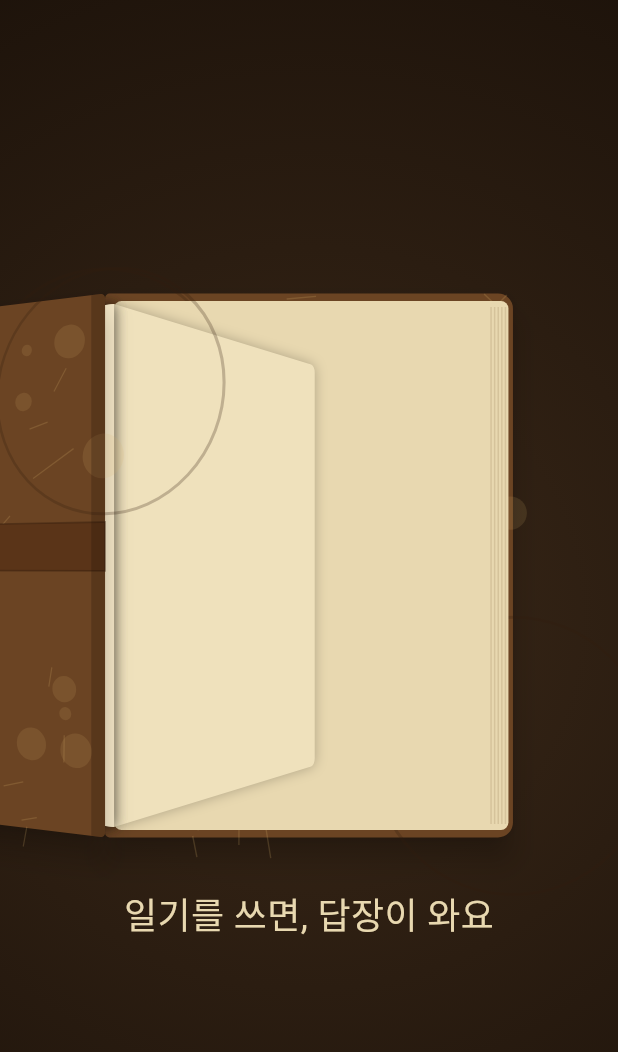
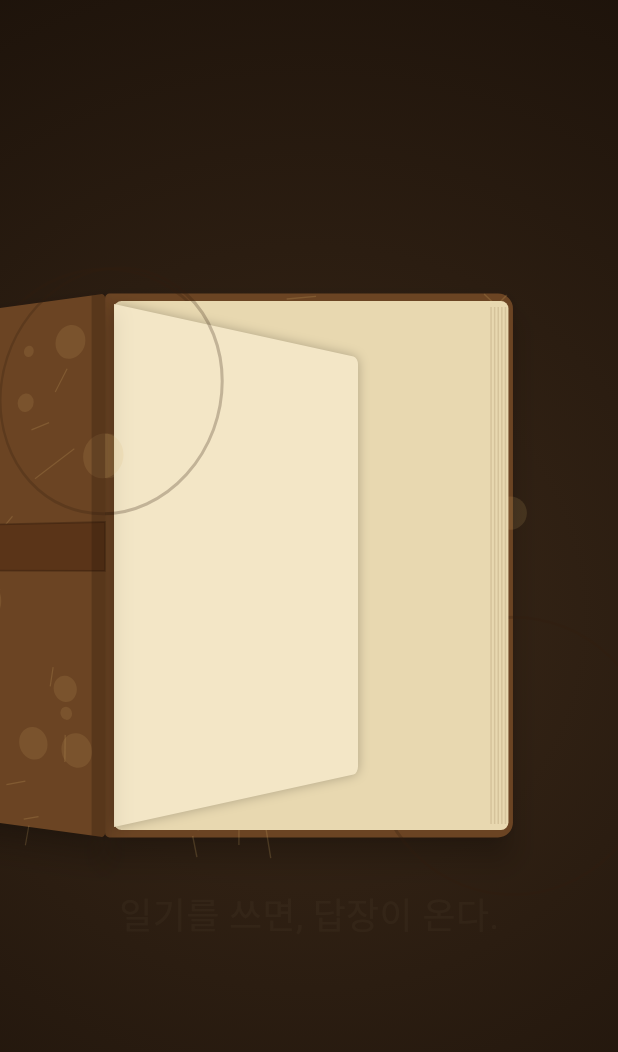
Before and after one commit to half1126-byte/secret-diary, a Flutter app: the BookIntro widget shown alone on an empty page, opened directly with empty values, on a phone screen of 412 x 824 dp. Shown: the top 1052 px of the screen. Run offline on Flutter 3.47's test engine with Material 3 defaults, Android fonts, the phone set to English and light mode, and no system bars; our stand-ins replace drift, drift_flutter, flutter_riverpod, google_fonts, shared_preferences; missing offline and left inert: google_mlkit_digital_ink_recognition, perfect_freehand; accounts and stored records are empty; generated files the repository leaves out were written again.

Commit message:
Re 브랜드 컨셉안 반영
- 답장 원칙 5조를 시스템 프롬프트에 정면 반영:
  먼저 이해 → 판단 금지 → 편지형 5~10줄 → 마지막에 질문 하나 →
  과거 기록 연결. 금지/지향 말투 예시 포함
- 인트로: 검은 화면 위 '모든 일기에는 답장이 필요한 순간이 있다.'
  → 책 등장 → 표지 열림 → 촤라락 → '일기를 쓰면, 답장이 온다.'
- 오늘의 질문: 빈 페이지에 날짜별로 돌아가는 질문 7종
  (메모/아이디어 모드는 전용 문구)
- 연출 문구: '당신의 문장을 읽고 있어요…' / '답장을 쓰고 있어요'
- 답장 유형 추가: 미래의 나, 어릴 적 나 (총 9종)
- 홈 카피: '일기를 쓰면, 답장이 온다' + 서브카피, CTA '오늘의 페이지 열기'

Co-Authored-By: Claude Fable 5 <noreply@anthropic.com>
Claude-Session: https://claude.ai/code/session_0194TzyG22c4p6q6Jyxt5LrX

```diff
--- a/lib/core/widgets/book_intro.dart
+++ b/lib/core/widgets/book_intro.dart
@@ -21,7 +21,7 @@ class _BookIntroState extends State<BookIntro>
     with SingleTickerProviderStateMixin {
   late final AnimationController _controller = AnimationController(
     vsync: this,
-    duration: const Duration(milliseconds: 2800),
+    duration: const Duration(milliseconds: 3600),
   )
     ..addStatusListener((status) {
       if (status == AnimationStatus.completed) widget.onFinished();
@@ -49,9 +49,12 @@ class _BookIntroState extends State<BookIntro>
       animation: _controller,
       builder: (context, _) {
         final t = _controller.value;
-        final fade = 1 - _seg(t, 0.86, 1.0, Curves.easeIn);
-        final settle = _seg(t, 0.0, 0.14, Curves.easeOutBack);
-        final coverOpen = _seg(t, 0.12, 0.42);
+        final fade = 1 - _seg(t, 0.88, 1.0, Curves.easeIn);
+        // 검은 화면 위 도입 문장 → 사라지면 책이 나타난다.
+        final prologue =
+            _seg(t, 0.02, 0.10) * (1 - _seg(t, 0.20, 0.28));
+        final settle = _seg(t, 0.22, 0.34, Curves.easeOutBack);
+        final coverOpen = _seg(t, 0.32, 0.55);
 
         final size = MediaQuery.sizeOf(context);
         final bookW = min(size.width * 0.66, 300.0);
@@ -72,11 +75,35 @@ class _BookIntroState extends State<BookIntro>
                   ),
                 ),
                 alignment: Alignment.center,
-                child: Column(
+                child: Stack(
+                  alignment: Alignment.center,
+                  children: [
+                    // 도입 문장 — 검은 화면 위에 홀로.
+                    Opacity(
+                      opacity: prologue,
+                      child: Padding(
+                        padding: const EdgeInsets.symmetric(horizontal: 40),
+                        child: Text(
+                          '모든 일기에는\n답장이 필요한 순간이 있다.',
+                          textAlign: TextAlign.center,
+                          style: ScriptFonts.styleFor(
+                            'ko',
+                            base: const TextStyle(
+                              fontSize: 26,
+                              color: Color(0xFFE8D8B0),
+                              height: 1.6,
+                            ),
+                          ),
+                        ),
+                      ),
+                    ),
+                    Opacity(
+                      opacity: settle.clamp(0.0, 1.0),
+                      child: Column(
                   mainAxisAlignment: MainAxisAlignment.center,
                   children: [
                     Transform.scale(
-                  scale: 0.85 + settle * 0.15 + _seg(t, 0.86, 1.0) * 0.25,
+                  scale: 0.85 + settle * 0.15 + _seg(t, 0.88, 1.0) * 0.25,
                   child: SizedBox(
                     width: bookW,
                     height: bookH,
@@ -102,7 +129,7 @@ class _BookIntroState extends State<BookIntro>
                                 ? Palette.cream
                                 : const Color(0xFFEFE1BC),
                             openT: _seg(
-                                t, 0.34 + i * 0.09, 0.52 + i * 0.09),
+                                t, 0.48 + i * 0.07, 0.62 + i * 0.07),
                           ),
                         // 앞표지.
                         Transform(
@@ -117,9 +144,9 @@ class _BookIntroState extends State<BookIntro>
                     const SizedBox(height: 34),
                     // 카피 — 표지가 열리면 은은하게 떠오른다.
                     Opacity(
-                      opacity: _seg(t, 0.30, 0.55) * fade,
+                      opacity: _seg(t, 0.50, 0.72) * fade,
                       child: Text(
-                        '일기를 쓰면, 답장이 와요',
+                        '일기를 쓰면, 답장이 온다.',
                         style: ScriptFonts.styleFor(
                           'ko',
                           base: const TextStyle(
@@ -128,6 +155,9 @@ class _BookIntroState extends State<BookIntro>
                           ),
                         ),
                       ),
+                    ),
+                  ],
+                ),
                     ),
                   ],
                 ),
--- a/lib/features/home/home_screen.dart
+++ b/lib/features/home/home_screen.dart
@@ -182,7 +182,7 @@ class HomeScreen extends ConsumerWidget {
       floatingActionButton: FloatingActionButton.extended(
         onPressed: () => _openToday(context, ref),
         icon: const Icon(Icons.edit_outlined),
-        label: const Text('오늘 일기 쓰기'),
+        label: const Text('오늘의 페이지 열기'),
       ),
     );
   }
@@ -209,7 +209,7 @@ class _EmptyState extends StatelessWidget {
           ),
           const SizedBox(height: 12),
           Text(
-            '일기를 쓰면,\n답장이 와요',
+            '일기를 쓰면,\n답장이 온다',
             textAlign: TextAlign.center,
             style: ScriptFonts.styleFor(
               'ko',
@@ -219,11 +219,12 @@ class _EmptyState extends StatelessWidget {
           ),
           const SizedBox(height: 10),
           Text(
-            '오늘 마음속 이야기를 손으로 적어보세요',
+            '손으로 오늘의 마음을 적어보세요.\n당신의 문장을 읽고, Re가 답장할게요.',
             textAlign: TextAlign.center,
             style: ScriptFonts.styleFor(
               'ko',
-              base: const TextStyle(fontSize: 18, color: Palette.inkFaded),
+              base: const TextStyle(
+                  fontSize: 18, color: Palette.inkFaded, height: 1.5),
             ),
           ),
         ],
--- a/lib/features/writing/chat_thread.dart
+++ b/lib/features/writing/chat_thread.dart
@@ -192,7 +192,7 @@ class _ThinkingIndicatorState extends State<_ThinkingIndicator>
         builder: (context, _) {
           final dots = '·' * (1 + (_controller.value * 3).floor() % 3);
           return Text(
-            '펜을 들고 있어요 $dots',
+            '답장을 쓰고 있어요 $dots',
             style: Theme.of(context)
                 .textTheme
                 .bodySmall
```
Also changed, not shown: lib/features/writing/writing_screen.dart (+31 -5 lines), lib/services/ai/prompt_builder.dart (+32 -9 lines), 1 other file.
